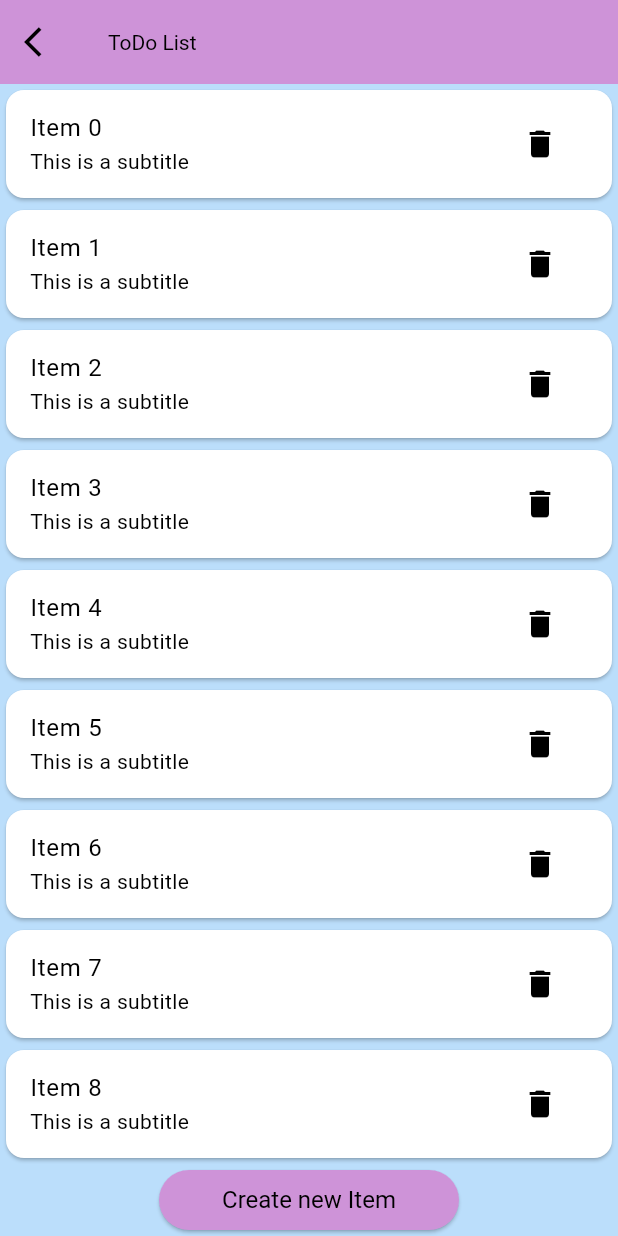
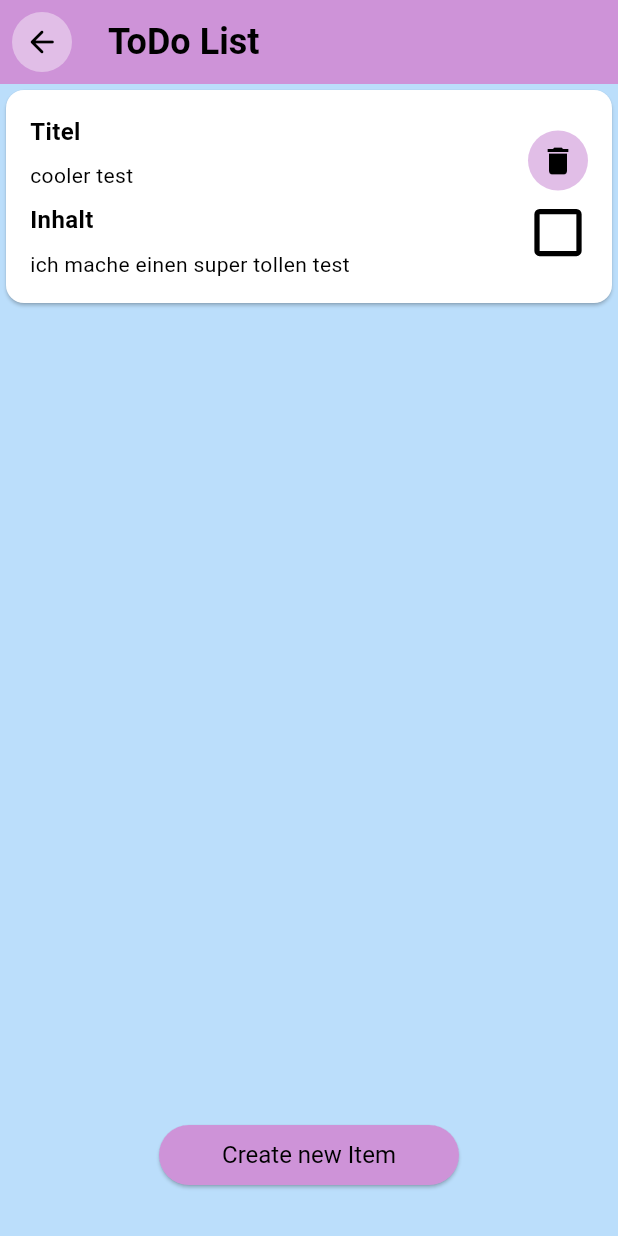
Before and after one commit to sanriodev/aandm, a Flutter app: the ToDoScreen screen opened directly, after a tap on "Create new Item", on a phone screen of 412 x 824 dp. Run offline on Flutter 3.47's test engine with Material 3 defaults, Android fonts, the phone set to English and light mode, and no system bars; our stand-ins replace fluttertoast, hive; accounts and stored records are empty.

Commit message:
feat: todo list

```diff
--- a/lib/constants/theme.dart
+++ b/lib/constants/theme.dart
@@ -32,4 +32,10 @@ ThemeData appTheme = ThemeData(
     foregroundColor: const WidgetStatePropertyAll(Colors.black),
     textStyle: const WidgetStatePropertyAll(TextStyle(fontSize: 16)),
   )),
+  iconButtonTheme: IconButtonThemeData(
+    style: ButtonStyle(
+      foregroundColor: const WidgetStatePropertyAll(Colors.black),
+      backgroundColor: WidgetStatePropertyAll(Colors.purple[100]),
+    ),
+  ),
 );
--- /dev/null
+++ b/lib/models/task.dart
@@ -0,0 +1,22 @@
+import 'package:hive/hive.dart';
+
+@HiveType(typeId: 0)
+class Task {
+  @HiveField(0)
+  String title;
+
+  @HiveField(1)
+  String content;
+
+  @HiveField(2)
+  bool isDone;
+
+  @HiveField(3)
+  String? description;
+
+  Task(
+      {required this.title,
+      required this.content,
+      required this.isDone,
+      this.description});
+}
--- a/lib/screens/timer_screen.dart
+++ b/lib/screens/timer_screen.dart
@@ -35,7 +35,11 @@ class _TimerScreenState extends State<TimerScreen> {
   Widget build(BuildContext context) {
     return Scaffold(
         appBar: AppBar(
-          title: const Text("Timer screen"),
+          title: const Text("Timer",
+              style: TextStyle(
+                  color: Colors.black,
+                  fontSize: 24,
+                  fontWeight: FontWeight.bold)),
           leading: Padding(
             padding: const EdgeInsets.all(8.0),
             child: IconButton(
--- a/lib/screens/to_do_screen.dart
+++ b/lib/screens/to_do_screen.dart
@@ -1,4 +1,6 @@
+import 'package:aandm/models/task.dart';
 import 'package:flutter/material.dart';
+import 'package:hive/hive.dart';
 
 class ToDoScreen extends StatefulWidget {
   const ToDoScreen({super.key});
@@ -8,45 +10,135 @@ class ToDoScreen extends StatefulWidget {
 }
 
 class _ToDoScreenState extends State<ToDoScreen> {
-  int seconds = 0;
-  int buttonPressCounter = 0;
+  List<Task> tasks = [];
   @override
   void initState() {
+    setState(() {
+      tasks = getTasks();
+    });
     super.initState();
   }
 
-  createNewItem() {}
-  deleteItem(int index) {}
+  List<Task> getTasks() {
+    final box = Hive.box<Task>('tasks');
+    return box.values.toList();
+  }
+
+  createNewItem(Task data) {
+    final box = Hive.box<Task>('tasks');
+    box.add(data);
+    setState(() {
+      tasks.add(data);
+    });
+  }
+
+  deleteItem(int index) {
+    final box = Hive.box<Task>('tasks');
+    box.deleteAt(index);
+    setState(() {
+      tasks = getTasks();
+    });
+  }
 
   ListView getAllListItems() {
     return ListView.builder(
-      itemCount: 10,
+        itemCount: tasks.length,
         itemBuilder: (BuildContext context, int index) {
           return Card(
-          child: ListTile(
-            title: Text("Item $index"),
-            subtitle: const Text("This is a subtitle"),
-            trailing: IconButton(
+            child: Row(
+              crossAxisAlignment: CrossAxisAlignment.center,
+              mainAxisAlignment: MainAxisAlignment.spaceBetween,
+              children: [
+                Padding(
+                  padding: const EdgeInsets.all(12),
+                  child: Column(
+                    crossAxisAlignment: CrossAxisAlignment.start,
+                    children: [
+                      const Padding(
+                        padding: EdgeInsets.all(4),
+                        child: Text(
+                          "Titel",
+                          style: TextStyle(
+                              fontWeight: FontWeight.bold, fontSize: 16),
+                        ),
+                      ),
+                      Padding(
+                        padding: const EdgeInsets.all(4),
+                        child: Text(
+                          tasks[index].title,
+                          style: const TextStyle(
+                              fontWeight: FontWeight.normal, fontSize: 14),
+                        ),
+                      ),
+                      const Padding(
+                        padding: EdgeInsets.all(4),
+                        child: Text(
+                          "Inhalt",
+                          style: TextStyle(
+                              fontWeight: FontWeight.bold, fontSize: 16),
+                        ),
+                      ),
+                      Padding(
+                        padding: const EdgeInsets.all(4),
+                        child: Text(
+                          tasks[index].content,
+                          style: const TextStyle(
+                              fontWeight: FontWeight.normal, fontSize: 14),
+                        ),
+                      ),
+                    ],
+                  ),
+                ),
+                Padding(
+                  padding: const EdgeInsets.all(12),
+                  child: Column(
+                    crossAxisAlignment: CrossAxisAlignment.end,
+                    children: [
+                      IconButton(
                         icon: const Icon(Icons.delete),
                         onPressed: () {
                           deleteItem(index);
                         },
                       ),
+                      Transform.scale(
+                        scale: 1.75,
+                        child: Checkbox(
+                          value: tasks[index].isDone,
+                          onChanged: (bool? value) {
+                            final box = Hive.box<Task>('tasks');
+                            final task = box.getAt(index);
+                            task!.isDone = value!;
+                            box.putAt(index, task);
+                            setState(() {
+                              tasks = getTasks();
+                            });
+                          },
+                          activeColor: Colors.purple[200],
+                          checkColor: Colors.black,
+                        ),
+                      ),
+                    ],
+                  ),
+                ),
+              ],
             ),
           );
-      },
-    );
+        });
   }
 
   @override
   Widget build(BuildContext context) {
     return Scaffold(
       appBar: AppBar(
-        title: const Text("ToDo List"),
+        title: const Text("ToDo List",
+            style: TextStyle(
+                color: Colors.black,
+                fontSize: 24,
+                fontWeight: FontWeight.bold)),
         leading: Padding(
           padding: const EdgeInsets.all(8.0),
           child: IconButton(
-            icon: const Icon(Icons.arrow_back_ios),
+            icon: const Icon(Icons.arrow_back_rounded),
             onPressed: () {
               Navigator.of(context).pop();
             },
@@ -58,13 +150,19 @@ class _ToDoScreenState extends State<ToDoScreen> {
       body: Column(
         children: <Widget>[
           Expanded(child: getAllListItems()),
-          Align(
+          Padding(
+            padding: const EdgeInsets.only(bottom: 30),
+            child: Align(
                 alignment: Alignment.bottomCenter,
                 child: ElevatedButton(
                     onPressed: () {
-                    createNewItem();
+                      createNewItem(Task(
+                          title: 'cooler test',
+                          content: 'ich mache einen super tollen test',
+                          isDone: false));
                     },
                     child: const Text("Create new Item"))),
+          )
         ],
       ),
     );
--- a/pubspec.yaml
+++ b/pubspec.yaml
@@ -35,6 +35,8 @@ dependencies:
   # Use with the CupertinoIcons class for iOS style icons.
   cupertino_icons: ^1.0.8
   fluttertoast: ^8.2.8
+  hive: ^2.2.3
+  path_provider: ^2.1.5
 
 dev_dependencies:
   flutter_test:
```
Also changed, not shown: lib/main.dart (+15 -2 lines), lib/models/adapter/task_adapter.dart (added, +25 -0 lines), pubspec.lock, 2 other files. Lines whose indentation alone changed are shown as unchanged.
